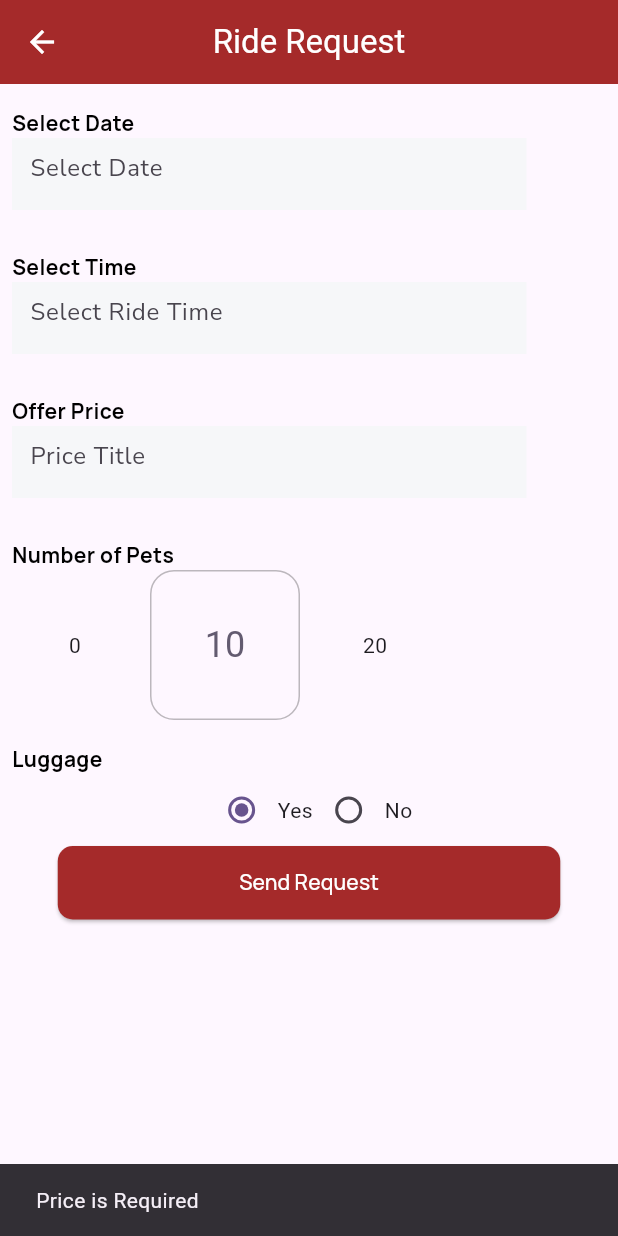
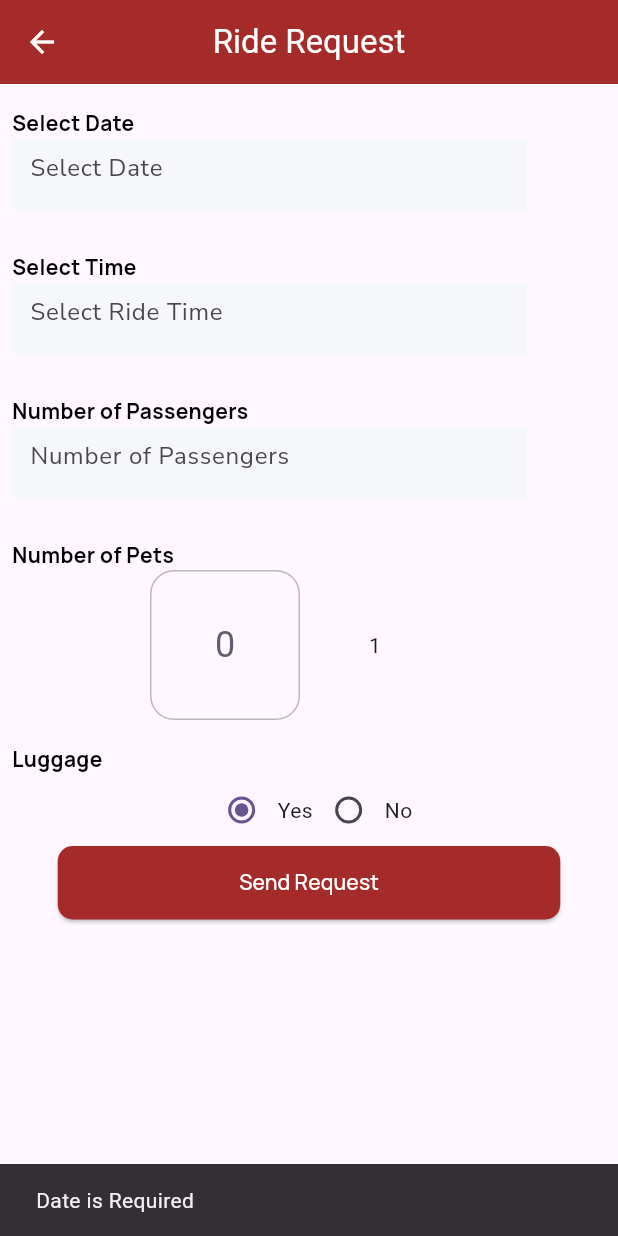
Before and after one commit to fwdAndroid/boom_client, a Flutter app: the DriverRequestDetail screen opened directly with empty values, after a tap on "Send Request", on a phone screen of 412 x 824 dp. Run offline on Flutter 3.47's test engine with Material 3 defaults, Android fonts, the phone set to English and light mode, and no system bars; drawn by our look-alikes of numberpicker; our stand-ins replace cloud_firestore, firebase_auth, firebase_core, firebase_storage, geocoding, geolocator and 6 more; missing offline and left inert: flutter_google_places_hoc081098, google_api_headers; accounts and stored records are empty.

Commit message:
Price Automatically

```diff
--- a/lib/screens/booking/booking_history.dart
+++ b/lib/screens/booking/booking_history.dart
@@ -15,12 +15,7 @@ class BookingHistory extends StatefulWidget {
 class _BookingHistoryState extends State<BookingHistory> {
   @override
   Widget build(BuildContext context) {
-    return WillPopScope(
-      onWillPop: () async {
-        final shouldPop = await _showExitDialog(context);
-        return shouldPop ?? false;
-      },
-      child: DefaultTabController(
+    return DefaultTabController(
         initialIndex: 1,
         length: 3,
         child: Scaffold(
@@ -56,7 +51,7 @@ class _BookingHistoryState extends State<BookingHistory> {
             children: <Widget>[MyOffers(), DriverOffers(), CompletedRide()],
           ),
         ),
-      ),
+
     );
   }
 
--- a/lib/screens/main/driver_request_detail.dart
+++ b/lib/screens/main/driver_request_detail.dart
@@ -1,4 +1,3 @@
-import 'package:boom_client/maps/map_functions.dart';
 import 'package:boom_client/screens/main/confrim_ride_request.dart';
 import 'package:boom_client/screens/widgets/save_button.dart';
 import 'package:boom_client/screens/widgets/text_form_field.dart';
@@ -6,13 +5,11 @@ import 'package:boom_client/utils/colors.dart';
 import 'package:cloud_firestore/cloud_firestore.dart';
 import 'package:firebase_auth/firebase_auth.dart';
 import 'package:flutter/material.dart';
-import 'package:flutter/widgets.dart';
 import 'package:google_fonts/google_fonts.dart';
 import 'package:intl/intl.dart';
 import 'package:numberpicker/numberpicker.dart';
 import 'package:uuid/uuid.dart';
 
-// ignore: must_be_immutable
 class DriverRequestDetail extends StatefulWidget {
   String destination;
   String currentDestination;
@@ -26,13 +23,18 @@ class DriverRequestDetail extends StatefulWidget {
 class _DriverRequestDetailState extends State<DriverRequestDetail> {
   TextEditingController dateController = TextEditingController();
   TextEditingController timeController = TextEditingController();
-  TextEditingController priceController = TextEditingController();
+  TextEditingController passengersController = TextEditingController();
 
   TimeOfDay? _selectedTime;
   bool isAdded = false;
-  int _currentHorizontalIntValue = 10;
+  int _currentHorizontalIntValue = 0;
   String? _selectedValue = 'Yes';
   var uuid = Uuid().v4();
+
+  // Base values for the fare calculation
+  final double baseFare = 5.0;
+  final double timeRate = 0.5; // cost per minute
+  final double distanceRate = 1.0; // cost per mile
 
   @override
   Widget build(BuildContext context) {
@@ -105,7 +107,7 @@ class _DriverRequestDetailState extends State<DriverRequestDetail> {
                     padding:
                         const EdgeInsets.only(left: 8.0, right: 8, top: 16),
                     child: Text(
-                      "Offer Price",
+                      "Number of Passengers",
                       style: GoogleFonts.manrope(
                           fontSize: 14,
                           fontWeight: FontWeight.bold,
@@ -115,8 +117,8 @@ class _DriverRequestDetailState extends State<DriverRequestDetail> {
                   Padding(
                     padding: const EdgeInsets.only(left: 8.0, right: 8),
                     child: TextFormInputField(
-                      controller: priceController,
-                      hintText: "Price Title",
+                      controller: passengersController,
+                      hintText: "Number of Passengers",
                       textInputType: TextInputType.number,
                     ),
                   ),
@@ -134,8 +136,8 @@ class _DriverRequestDetailState extends State<DriverRequestDetail> {
                   NumberPicker(
                     value: _currentHorizontalIntValue,
                     minValue: 0,
-                    maxValue: 100,
-                    step: 10,
+                    maxValue: 10,
+                    step: 1,
                     itemHeight: 100,
                     axis: Axis.horizontal,
                     onChanged: (value) =>
@@ -191,9 +193,7 @@ class _DriverRequestDetailState extends State<DriverRequestDetail> {
                           : SaveButton(
                               title: "Send Request",
                               onTap: () async {
-                                if (priceController.text.isEmpty) {
-                                  showMessageBar("Price is Required", context);
-                                } else if (dateController.text.isEmpty) {
+                                if (dateController.text.isEmpty) {
                                   showMessageBar("Date is Required ", context);
                                 } else if (timeController.text.isEmpty) {
                                   showMessageBar("Time is Required ", context);
@@ -202,11 +202,49 @@ class _DriverRequestDetailState extends State<DriverRequestDetail> {
                                     isAdded = true;
                                   });
 
-                                  FirebaseFirestore.instance
+                                  // Calculate urgency multiplier based on current time and selected time
+                                  final currentTime = DateTime.now();
+                                  final selectedDate = DateFormat('yyyy-MM-dd')
+                                      .parse(dateController.text);
+                                  final selectedTime = TimeOfDay(
+                                    hour: int.parse(
+                                        timeController.text.split(":")[0]),
+                                    minute: int.parse(timeController.text
+                                        .split(":")[1]
+                                        .split(" ")[0]),
+                                  );
+                                  final bookingDateTime = DateTime(
+                                    selectedDate.year,
+                                    selectedDate.month,
+                                    selectedDate.day,
+                                    selectedTime.hour,
+                                    selectedTime.minute,
+                                  );
+                                  final durationUntilPickup = bookingDateTime
+                                      .difference(currentTime)
+                                      .inMinutes;
+                                  double urgencyMultiplier = 1.0;
+                                  if (durationUntilPickup < 60) {
+                                    urgencyMultiplier = 2.0;
+                                  } else if (durationUntilPickup < 1440) {
+                                    urgencyMultiplier = 1.5;
+                                  }
+
+                                  // Calculate distance (For example purposes, using a fixed value)
+                                  final double distance =
+                                      10.0; // Example distance value
+
+                                  // Calculate the price based on the formula
+                                  double price = baseFare +
+                                      (timeRate * durationUntilPickup) +
+                                      (distanceRate * distance);
+                                  price += urgencyMultiplier * price;
+
+                                  await FirebaseFirestore.instance
                                       .collection("booking")
                                       .doc(uuid)
                                       .set({
-                                    "price": int.parse(priceController.text),
+                                    "price": price.toInt(),
                                     "clientUid":
                                         FirebaseAuth.instance.currentUser!.uid,
                                     "clientName": snap['fullName'],
@@ -222,15 +260,17 @@ class _DriverRequestDetailState extends State<DriverRequestDetail> {
                                     "driverId": "",
                                     "driverPhoto": "",
                                     "driverEmail": "",
+                                    "driverName": "",
+                                    "passengers": passengersController.text,
                                     "offerPrice": 0,
                                     "currentLocation":
                                         widget.currentDestination,
                                     "destination": widget.destination,
                                   });
+
                                   setState(() {
                                     isAdded = false;
                                   });
-                                  // Handle the result accordingly
 
                                   showMessageBar(
                                       "Ride Request Send Successfully",
@@ -259,7 +299,6 @@ class _DriverRequestDetailState extends State<DriverRequestDetail> {
     );
 
     if (pickedDate != null && pickedDate != DateTime.now()) {
-      // Update the text field with the selected date
       setState(() {
         dateController.text = DateFormat('yyyy-MM-dd').format(pickedDate);
       });
@@ -279,16 +318,9 @@ class _DriverRequestDetailState extends State<DriverRequestDetail> {
       });
     }
   }
+
+  void showMessageBar(String message, BuildContext context) {
+    final snackBar = SnackBar(content: Text(message));
+    ScaffoldMessenger.of(context).showSnackBar(snackBar);
+  }
 }
-
-//  Navigator.push(
-//                               context,
-//                               MaterialPageRoute(
-//                                   builder: (context) => SelectDriver(
-//                                         destination: widget.destination,
-//                                         location: widget.currentDestination,
-//                                         uid: data['uid'],
-//                                         photoURL: data['photoURL'],
-//                                         fullName: data['fullName'],
-//                                       )),
-//                             );
```
